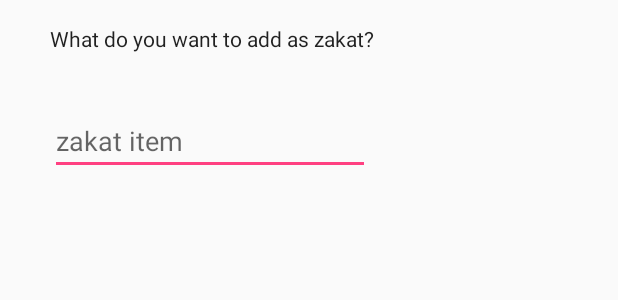
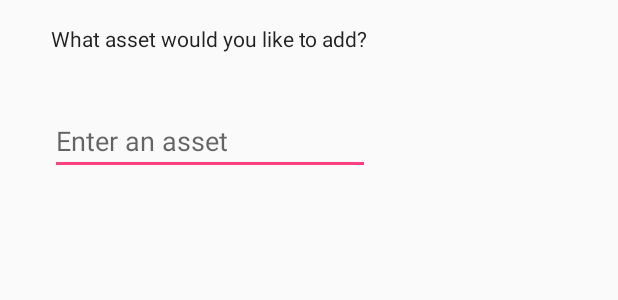
Before and after one commit to adil659/ZakatApp, an Android app: the layout more_item_dialog_layout.xml on its own in the app's theme, with its tools: preview values and no code run, on a phone screen of 412 x 824 dp. Shown: the top 300 px of the screen. Run offline under Robolectric (Android 15) with nearby library versions, the phone set to English and light mode, and no system bars.

Commit message:
Updated AddNewItem Dialog

```diff
--- a/app/src/main/java/com/ideas/innovative/zakatapp/AssetsFragment.java
+++ b/app/src/main/java/com/ideas/innovative/zakatapp/AssetsFragment.java
@@ -51,7 +51,7 @@ public class AssetsFragment extends android.support.v4.app.Fragment {
         arrayMapAsset.add(new EditablePair<>("Shares", false));
         arrayMapAsset.add(new EditablePair<>("Business Assets", false));
         arrayMapAsset.add(new EditablePair<>("Investment\nProperties", false));
-        arrayMapAsset.add(new EditablePair<>("Anything else", false));
+        arrayMapAsset.add(new EditablePair<>("Other", false));
     }
 
     @Override
--- a/app/src/main/java/com/ideas/innovative/zakatapp/LiabilitiesFragment.java
+++ b/app/src/main/java/com/ideas/innovative/zakatapp/LiabilitiesFragment.java
@@ -36,7 +36,7 @@ public class LiabilitiesFragment extends android.support.v4.app.Fragment {
         arrayMap.add(new EditablePair<>("Loan", false));
         arrayMap.add(new EditablePair<>("Bonds", false));
         arrayMap.add(new EditablePair<>("Business Liabilities", false));
-        arrayMap.add(new EditablePair<>("Anything else", false));
+        arrayMap.add(new EditablePair<>("Other", false));
     }
 
     @Override
--- a/app/src/main/res/layout/more_item_dialog_layout.xml
+++ b/app/src/main/res/layout/more_item_dialog_layout.xml
@@ -12,7 +12,7 @@
         android:layout_marginEnd="8dp"
         android:layout_marginStart="8dp"
         android:layout_marginTop="16dp"
-        android:text="What do you want to add as zakat?"
+        android:text="What asset would you like to add?"
         android:textAppearance="@style/TextAppearance.AppCompat.Body1"
         app:layout_constraintEnd_toEndOf="parent"
         app:layout_constraintHorizontal_bias="0.139"
@@ -27,7 +27,7 @@
         android:layout_marginStart="8dp"
         android:layout_marginTop="36dp"
         android:ems="10"
-        android:hint="zakat item"
+        android:hint="Enter an asset"
         android:inputType="textPersonName"
         app:layout_constraintEnd_toEndOf="parent"
         app:layout_constraintHorizontal_bias="0.137"
--- a/app/src/main/res/menu/activity_main_drawer.xml
+++ b/app/src/main/res/menu/activity_main_drawer.xml
@@ -3,7 +3,7 @@
     xmlns:tools="http://schemas.android.com/tools"
     tools:showIn="navigation_view">
 
-    <group android:checkableBehavior="single">
+    <group android:checkableBehavior="none">
         <item
             android:id="@+id/nav_faq"
             android:icon="@drawable/person"
```
Also changed, not shown: app/src/main/java/com/ideas/innovative/zakatapp/AddNewItemActivity.java (+3 -4 lines).
